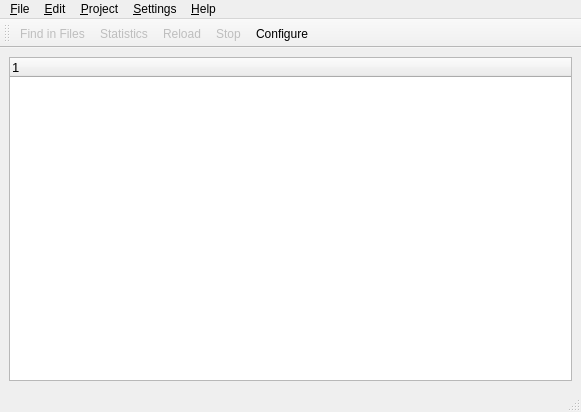
First picture: the form in pootling/ui/Catalog.ui, repository cc-archive/pootle, before the edit.
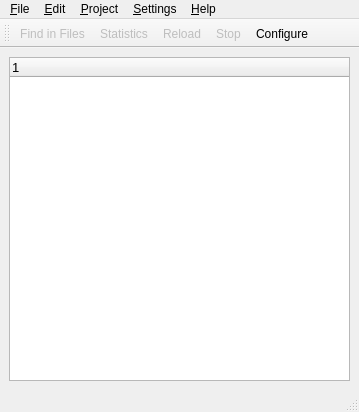
Second picture: the form after the edit. Icons and pictures are not drawn.

Commit message: set whatsThis back in Ui

What changed in the file:
```diff
--- a/pootling/ui/Catalog.ui
+++ b/pootling/ui/Catalog.ui
@@ -8,7 +8,7 @@
    <rect>
     <x>0</x>
     <y>0</y>
-    <width>581</width>
+    <width>359</width>
     <height>412</height>
    </rect>
   </property>
@@ -65,8 +65,8 @@
     <rect>
      <x>0</x>
      <y>0</y>
-     <width>581</width>
-     <height>28</height>
+     <width>359</width>
+     <height>29</height>
     </rect>
    </property>
    <widget class="QMenu" name="menuFile" >
```
Left out of the diff: 51 changed lines with no effect on the pictures. The commit also changes 1 other file.
